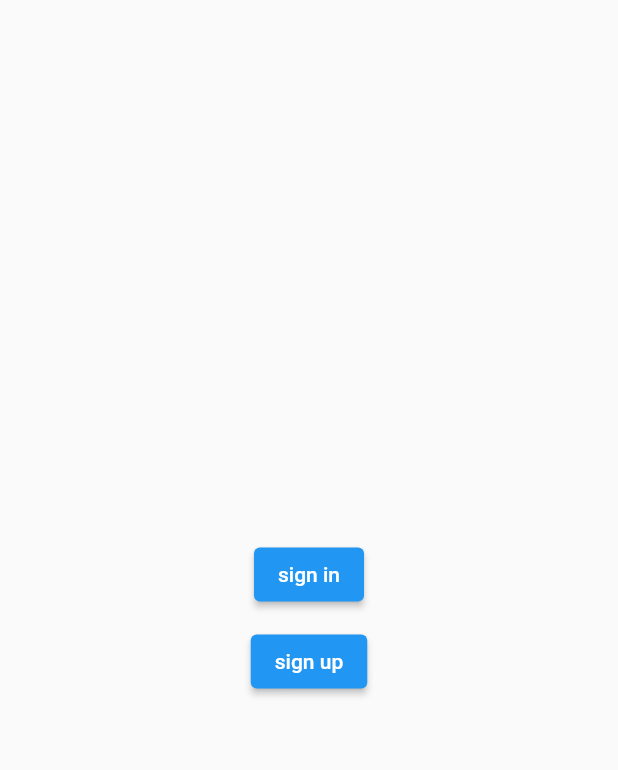
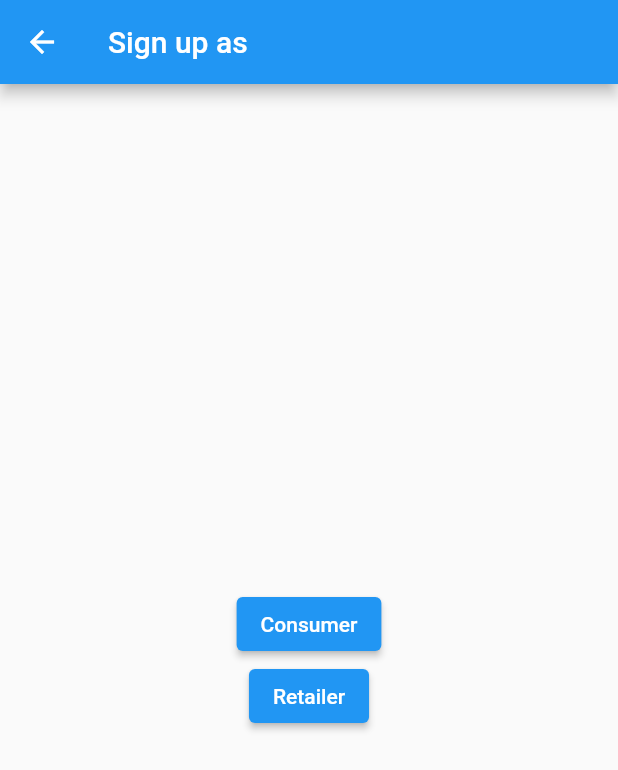
Before and after one commit to sinhaugoh/DEALL, a Flutter app: the WelcomePage screen opened by its route, after a tap on "sign up", on a phone screen of 412 x 824 dp. Shown: the top 770 px of the screen. Run offline on Flutter 3.47's test engine with Material 2 defaults, Android fonts, the phone set to English and light mode, and no system bars; our stand-ins replace auto_route, cloud_firestore, dartz, firebase_auth, firebase_core, flutter_riverpod and 1 more; accounts and stored records are empty.

Commit message:
implement presentation layer and routing for consumer sign up

```diff
--- /dev/null
+++ b/lib/auth/presentation/sign_up_page.dart
@@ -0,0 +1,33 @@
+import 'package:auto_route/auto_route.dart';
+import 'package:deall/core/presentation/routes/app_router.gr.dart';
+import 'package:flutter/material.dart';
+
+class SignUpPage extends StatelessWidget {
+  const SignUpPage({Key? key}) : super(key: key);
+
+  @override
+  Widget build(BuildContext context) {
+    return Scaffold(
+      appBar: AppBar(
+        title: const Text('Sign up as'),
+      ),
+      body: Center(
+        child: Column(
+          mainAxisAlignment: MainAxisAlignment.center,
+          children: [
+            ElevatedButton(
+                onPressed: () {
+                  AutoRouter.of(context).push(const ConsumerSignUpRoute());
+                },
+                child: const Text('Consumer')),
+            ElevatedButton(
+                onPressed: () {
+                  AutoRouter.of(context).push(const RetailerSignUpRoute());
+                },
+                child: const Text('Retailer')),
+          ],
+        ),
+      ),
+    );
+  }
+}
--- a/lib/auth/presentation/welcome_page.dart
+++ b/lib/auth/presentation/welcome_page.dart
@@ -23,7 +23,9 @@ class WelcomePage extends ConsumerWidget {
               height: 10,
             ),
             ElevatedButton(
-              onPressed: () {},
+              onPressed: () {
+                AutoRouter.of(context).push(const SignUpRoute());
+              },
               child: const Text('sign up'),
             ),
           ],
--- a/lib/core/presentation/routes/app_router.dart
+++ b/lib/core/presentation/routes/app_router.dart
@@ -1,5 +1,8 @@
 import 'package:auto_route/annotations.dart';
+import 'package:deall/auth/presentation/consumer_sign_up_page.dart';
+import 'package:deall/auth/presentation/retailer_sign_up_page.dart';
 import 'package:deall/auth/presentation/sign_in_page.dart';
+import 'package:deall/auth/presentation/sign_up_page.dart';
 import 'package:deall/auth/presentation/welcome_page.dart';
 import 'package:deall/consumer/home/presentation/consumer_home_page.dart';
 import 'package:deall/retailer/home/presentation/retailer_home_page.dart';
@@ -12,6 +15,9 @@ import 'package:deall/splash/splash_page.dart';
     MaterialRoute(page: ConsumerHomePage),
     MaterialRoute(page: RetailerHomePage),
     MaterialRoute(page: SignInPage),
+    MaterialRoute(page: SignUpPage),
+    MaterialRoute(page: ConsumerSignUpPage),
+    MaterialRoute(page: RetailerSignUpPage),
   ],
   replaceInRouteName: 'Page,Route',
 )
```
Also changed, not shown: lib/auth/presentation/consumer_sign_up_page.dart (added, +42 -0 lines), lib/auth/presentation/retailer_sign_up_page.dart (added, +10 -0 lines), lib/auth/presentation/widget/consumer_sign_up_form.dart (added, +55 -0 lines), lib/core/presentation/routes/app_router.gr.dart.
